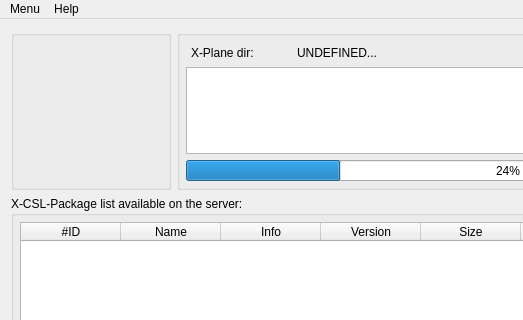
The window that src/mainwindow.ui (steptosky/x-csl-updater) describes before a commit, drawn with Qt 5; both pictures show x 0 to 523 and y 0 to 320 of the 850 by 615 pixel window.
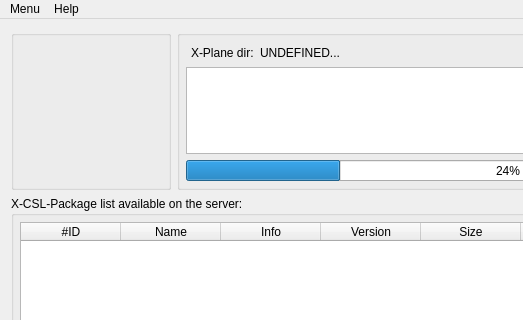
The same window after the commit. Icons and pictures are not drawn.

Commit message: fixes for ui, and other reported stuff...

```diff
--- a/src/mainwindow.ui
+++ b/src/mainwindow.ui
@@ -147,14 +147,14 @@
            <item>
             <widget class="QLabel" name="curPathTitleLabel">
              <property name="sizePolicy">
-              <sizepolicy hsizetype="MinimumExpanding" vsizetype="Preferred">
+              <sizepolicy hsizetype="Preferred" vsizetype="Preferred">
                <horstretch>0</horstretch>
                <verstretch>0</verstretch>
               </sizepolicy>
              </property>
              <property name="minimumSize">
               <size>
-               <width>70</width>
+               <width>0</width>
                <height>0</height>
               </size>
              </property>
```
Left out of the diff: 3 changed lines with no effect on the pictures. The commit also changes 6 other files.
